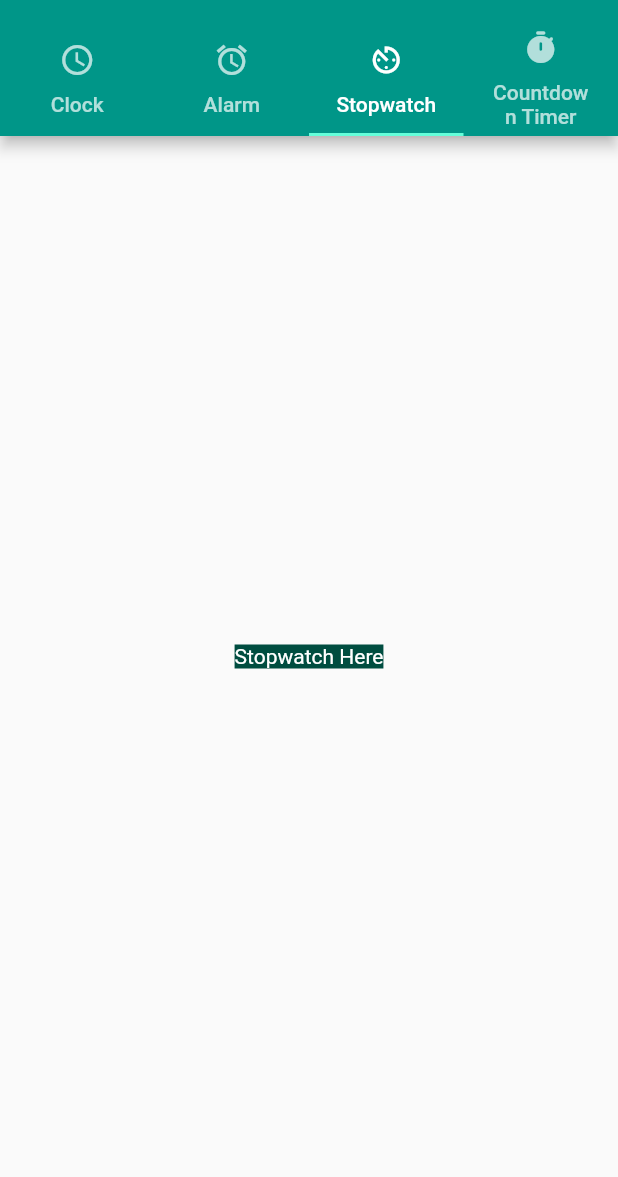
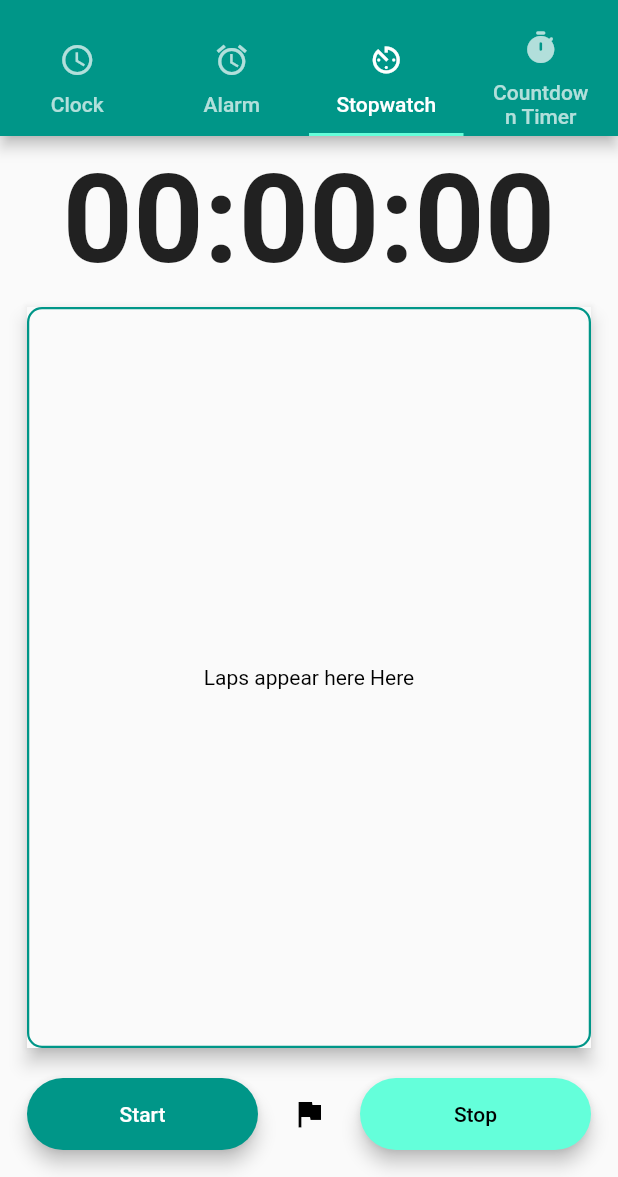
Before and after one commit to mjk22071998/flutter_alarm_clock, a Flutter app: the screen it shows after launch, tab 3 chosen, on a phone screen of 412 x 824 dp, the part 59-1236 px from its top. Run offline on Flutter 3.47's test engine with Material 2 defaults, Android fonts, the phone set to English and light mode, and no system bars; our stand-ins replace stop_watch_timer.

Commit message:
Stopwatch layout ready

```diff
--- a/lib/tabs/stopwatch.dart
+++ b/lib/tabs/stopwatch.dart
@@ -10,7 +10,6 @@ class StopWatch extends StatefulWidget {
 
 class _StopWatchState extends State<StopWatch> {
   final StopWatchTimer _stopWatchTimer = StopWatchTimer();
-  final _isHour = true;
 
   @override
   void dispose() {
@@ -20,24 +19,92 @@ class _StopWatchState extends State<StopWatch> {
 
   @override
   Widget build(BuildContext context) {
-    return  SafeArea(
-      child: Center(
+    return SafeArea(
+      child: Padding(
+        padding: const EdgeInsets.all(8.0),
         child: Column(
           mainAxisAlignment: MainAxisAlignment.spaceEvenly,
-          crossAxisAlignment: CrossAxisAlignment.center,
+          crossAxisAlignment: CrossAxisAlignment.stretch,
           children: [
-            Container(
-              margin: const EdgeInsets.all(10.0),
-              decoration: BoxDecoration(
-                color: Colors.teal.shade900
-              ),
-              child: const Text("Stopwatch Here",
-                style: TextStyle(
-                  color: Colors.white
+            const Center(
+                child: Text(
+              "00:00:00",
+              style: TextStyle(fontSize: 82.0, fontWeight: FontWeight.w600),
+            )),
+            Expanded(
+              child: Container(
+                padding: const EdgeInsets.all(10.0),
+                child: Material(
+                  elevation: 5,
+                  child: Container(
+                    padding: const EdgeInsets.all(10.0),
+                    decoration: BoxDecoration(
+                      shape: BoxShape.rectangle,
+                      border: Border.all(color: Colors.teal, width: 1.5),
+                      borderRadius: BorderRadius.circular(10.0),
+                    ),
+                    child: const Center(
+                      child: Text(
+                        "Laps appear here Here",
+                        style: TextStyle(color: Colors.black),
+                      ),
+                    ),
+                  ),
                 ),
               ),
+            ),
+            Row(
+              mainAxisAlignment: MainAxisAlignment.spaceEvenly,
+              crossAxisAlignment: CrossAxisAlignment.center,
+              children: [
+                Expanded(
+                  child: Container(
+                    margin: const EdgeInsets.all(10.0),
+                    child: Expanded(
+                      child: ElevatedButton(
+                        onPressed: () {},
+                        child: const Padding(
+                          padding: EdgeInsets.all(16.0),
+                          child: Text("Start"),
+                        ),
+                        style: ElevatedButton.styleFrom(
+                          shape: const StadiumBorder(),
+                          elevation: 5,
+                        ),
+                      ),
+                    ),
+                  ),
+                ),
+                IconButton(
+                  onPressed: () {},
+                  icon: const Icon(Icons.flag),
+                  color: Colors.black,
+                ),
+                Expanded(
+                  child: Container(
+                    margin: const EdgeInsets.all(10.0),
+                    child: Expanded(
+                      child: ElevatedButton(
+                        onPressed: () {},
+                        child: const Padding(
+                          padding: EdgeInsets.all(16.0),
+                          child: Text(
+                            "Stop",
+                            style: TextStyle(color: Colors.black),
+                          ),
+                        ),
+                        style: ElevatedButton.styleFrom(
+                            shape: const StadiumBorder(),
+                            elevation: 5,
+                            primary: Colors.tealAccent),
+                      ),
+                    ),
+                  ),
+                ),
+              ],
             )
-        ],),
+          ],
+        ),
       ),
     );
   }
```
